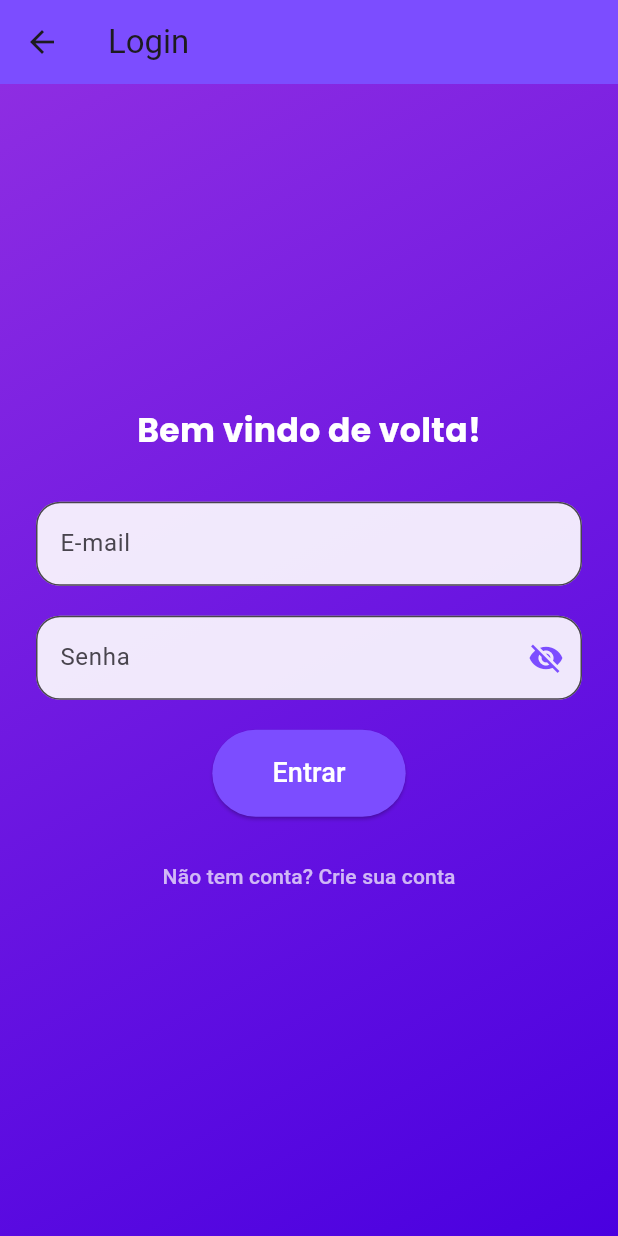
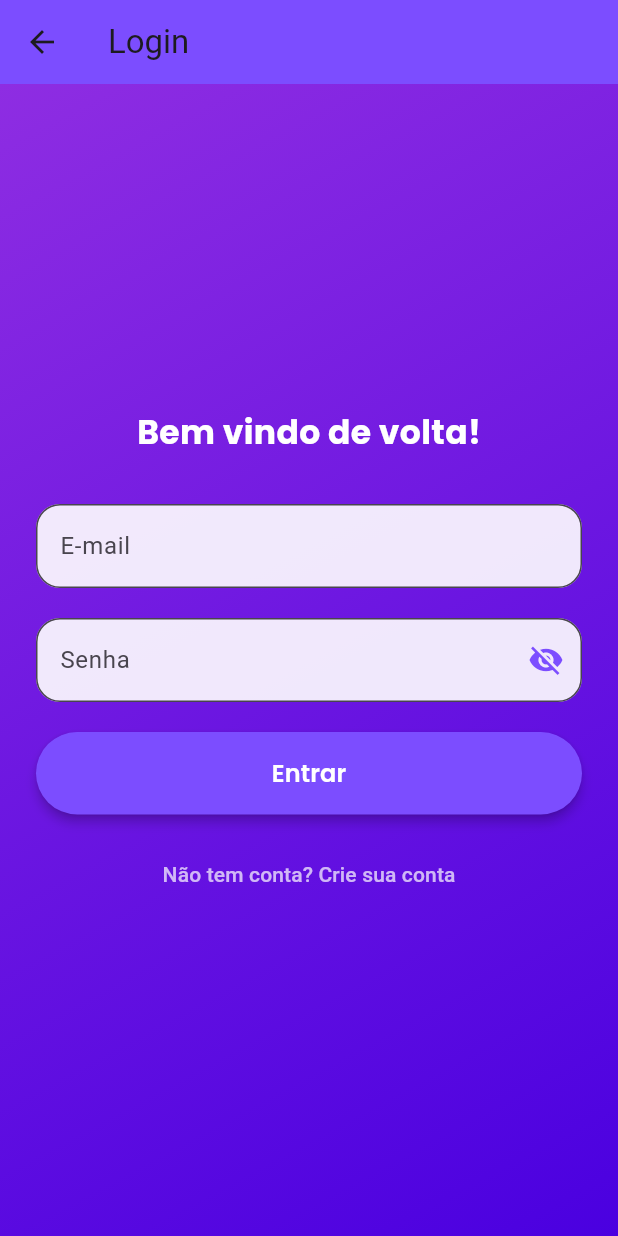
Before and after one commit to Luqui05/echo_quiz, a Flutter app: the screen it shows after launch, after a tap on "Entre com seu perfil", on a phone screen of 412 x 824 dp. Run offline on Flutter 3.47's test engine with Material 3 defaults, Android fonts, the light colour scheme and no system bars; our stand-ins replace google_fonts, sqflite, sqflite_common_ffi_web; accounts and stored records are empty.

Commit message:
feat: Refactor login and result screens with new components for improved UI

```diff
--- /dev/null
+++ b/echo_quiz/lib/components/ComponenteAppBar.dart
@@ -0,0 +1,25 @@
+import 'package:flutter/material.dart';
+
+class ComponenteAppBar extends StatelessWidget implements PreferredSizeWidget {
+  final String titulo;
+  final List<Widget>? acoes;
+
+  const ComponenteAppBar({
+    super.key,
+    required this.titulo,
+    this.acoes,
+  });
+
+  @override
+  Widget build(BuildContext context) {
+    return AppBar(
+      title: Text(titulo),
+      backgroundColor: Colors.deepPurpleAccent,
+      elevation: 0,
+      actions: acoes,
+    );
+  }
+
+  @override
+  Size get preferredSize => const Size.fromHeight(kToolbarHeight);
+}
--- /dev/null
+++ b/echo_quiz/lib/components/ComponenteBotao.dart
@@ -0,0 +1,66 @@
+import 'package:flutter/material.dart';
+import 'package:google_fonts/google_fonts.dart';
+
+class ComponenteBotao extends StatelessWidget {
+  final String texto;
+  final VoidCallback? onPressed;
+  final Color? cor;
+  final Color? corTexto;
+  final IconData? icone;
+  final bool carregando;
+  final double? largura;
+
+  const ComponenteBotao({
+    super.key,
+    required this.texto,
+    this.onPressed,
+    this.cor,
+    this.corTexto,
+    this.icone,
+    this.carregando = false,
+    this.largura,
+  });
+
+  @override
+  Widget build(BuildContext context) {
+    Widget botao = ElevatedButton(
+      onPressed: carregando ? null : onPressed,
+      style: ElevatedButton.styleFrom(
+        backgroundColor: cor ?? Colors.deepPurpleAccent,
+        padding: const EdgeInsets.symmetric(horizontal: 32, vertical: 16),
+        shape: RoundedRectangleBorder(borderRadius: BorderRadius.circular(30)),
+        elevation: 3,
+      ),
+      child: carregando
+          ? const SizedBox(
+              width: 20,
+              height: 20,
+              child: CircularProgressIndicator(
+                strokeWidth: 2,
+                valueColor: AlwaysStoppedAnimation<Color>(Colors.white),
+              ),
+            )
+          : Row(
+              mainAxisSize: MainAxisSize.min,
+              children: [
+                if (icone != null) ...[
+                  Icon(icone, color: corTexto ?? Colors.white),
+                  const SizedBox(width: 8),
+                ],
+                Text(
+                  texto,
+                  style: GoogleFonts.poppins(
+                    fontSize: 16,
+                    fontWeight: FontWeight.w600,
+                    color: corTexto ?? Colors.white,
+                  ),
+                ),
+              ],
+            ),
+    );
+
+    return largura != null
+        ? SizedBox(width: largura, child: botao)
+        : botao;
+  }
+}
--- /dev/null
+++ b/echo_quiz/lib/components/ComponenteCampoTexto.dart
@@ -0,0 +1,40 @@
+import 'package:flutter/material.dart';
+
+class ComponenteCampoTexto extends StatelessWidget {
+  final String rotulo;
+  final String? Function(String?)? validador;
+  final void Function(String?)? aoSalvar;
+  final TextEditingController? controlador;
+  final bool obscureText;
+  final Widget? suffixIcon;
+  final TextInputType? tipoTeclado;
+
+  const ComponenteCampoTexto({
+    super.key,
+    required this.rotulo,
+    this.validador,
+    this.aoSalvar,
+    this.controlador,
+    this.obscureText = false,
+    this.suffixIcon,
+    this.tipoTeclado,
+  });
+
+  @override
+  Widget build(BuildContext context) {
+    return TextFormField(
+      controller: controlador,
+      obscureText: obscureText,
+      keyboardType: tipoTeclado,
+      decoration: InputDecoration(
+        labelText: rotulo,
+        filled: true,
+        fillColor: Colors.white.withOpacity(0.9),
+        border: OutlineInputBorder(borderRadius: BorderRadius.circular(16)),
+        suffixIcon: suffixIcon,
+      ),
+      validator: validador,
+      onSaved: aoSalvar,
+    );
+  }
+}
--- /dev/null
+++ b/echo_quiz/lib/components/ComponenteLayoutGradiente.dart
@@ -0,0 +1,29 @@
+import 'package:flutter/material.dart';
+
+class ComponenteLayoutGradiente extends StatelessWidget {
+  final Widget child;
+  final EdgeInsetsGeometry? padding;
+
+  const ComponenteLayoutGradiente({
+    super.key,
+    required this.child,
+    this.padding,
+  });
+
+  @override
+  Widget build(BuildContext context) {
+    return Container(
+      width: double.infinity,
+      height: double.infinity,
+      decoration: const BoxDecoration(
+        gradient: LinearGradient(
+          colors: [Color(0xFF8E2DE2), Color(0xFF4A00E0)],
+          begin: Alignment.topLeft,
+          end: Alignment.bottomRight,
+        ),
+      ),
+      padding: padding ?? const EdgeInsets.all(24),
+      child: child,
+    );
+  }
+}
--- a/echo_quiz/lib/views/TelaLogin.dart
+++ b/echo_quiz/lib/views/TelaLogin.dart
@@ -2,6 +2,10 @@ import 'package:echo_quiz/config/Rotas.dart';
 import 'package:echo_quiz/dao/UsuarioDAO.dart';
 import 'package:echo_quiz/models/Sessao.dart';
 import 'package:echo_quiz/models/Usuario.dart';
+import 'package:echo_quiz/components/ComponenteAppBar.dart';
+import 'package:echo_quiz/components/ComponenteBotao.dart';
+import 'package:echo_quiz/components/ComponenteCampoTexto.dart';
+import 'package:echo_quiz/components/ComponenteLayoutGradiente.dart';
 import 'package:flutter/material.dart';
 import 'package:google_fonts/google_fonts.dart';
 
@@ -17,24 +21,13 @@ class _TelaLoginState extends State<TelaLogin> {
   String email = '';
   String senha = '';
   bool _obscureSenha = true;
+  bool _carregando = false;
 
   @override
   Widget build(BuildContext context) {
     return Scaffold(
-      appBar: AppBar(
-        title: const Text('Login'),
-        backgroundColor: Colors.deepPurpleAccent,
-      ),
-      body: Container(
-        width: double.infinity,
-        height: double.infinity,
-        decoration: const BoxDecoration(
-          gradient: LinearGradient(
-            colors: [Color(0XFF8E2DE2), Color(0xFF4A00E0)],
-            begin: Alignment.topLeft,
-            end: Alignment.bottomRight,
-          ),
-        ),
+      appBar: const ComponenteAppBar(titulo: 'Login'),
+      body: ComponenteLayoutGradiente(
         padding: const EdgeInsets.symmetric(horizontal: 24),
         child: Center(
           child: SingleChildScrollView(
@@ -52,94 +45,40 @@ class _TelaLoginState extends State<TelaLogin> {
                     ),
                   ),
                   const SizedBox(height: 32),
-                  TextFormField(
-                    decoration: InputDecoration(
-                      labelText: 'E-mail',
-                      filled: true,
-                      fillColor: Colors.white.withOpacity(0.9),
-                      border: OutlineInputBorder(
-                        borderRadius: BorderRadius.circular(16),
-                      ),
-                    ),
-                    validator: (value) => value == null || value.isEmpty
+                  ComponenteCampoTexto(
+                    rotulo: 'E-mail',
+                    tipoTeclado: TextInputType.emailAddress,
+                    validador: (value) => value == null || value.isEmpty
                         ? 'Informe seu e-mail'
                         : null,
-                    onSaved: (value) => email = value ?? '',
+                    aoSalvar: (value) => email = value ?? '',
                   ),
                   const SizedBox(height: 20),
-                  TextFormField(
+                  ComponenteCampoTexto(
+                    rotulo: 'Senha',
                     obscureText: _obscureSenha,
-                    decoration: InputDecoration(
-                      labelText: 'Senha',
-                      filled: true,
-                      fillColor: Colors.white.withOpacity(0.9),
-                      border: OutlineInputBorder(
-                        borderRadius: BorderRadius.circular(16),
+                    suffixIcon: IconButton(
+                      icon: Icon(
+                        _obscureSenha ? Icons.visibility_off : Icons.visibility,
+                        color: Colors.deepPurpleAccent,
                       ),
-                      suffixIcon: IconButton(
-                        icon: Icon(
-                          _obscureSenha
-                              ? Icons.visibility_off
-                              : Icons.visibility,
-                          color: Colors.deepPurpleAccent,
-                        ),
-                        onPressed: () {
-                          setState(() {
-                            _obscureSenha = !_obscureSenha;
-                          });
-                        },
-                      ),
+                      onPressed: () => setState(() => _obscureSenha = !_obscureSenha),
                     ),
-                    validator: (value) => value == null || value.isEmpty
+                    validador: (value) => value == null || value.isEmpty
                         ? 'Informe sua senha'
                         : null,
-                    onSaved: (value) => senha = value ?? '',
+                    aoSalvar: (value) => senha = value ?? '',
                   ),
                   const SizedBox(height: 20),
-                  ElevatedButton(
-                    onPressed: () async {
-                      if (_formKey.currentState!.validate()) {
-                        _formKey.currentState!.save();
-                        final usuario = await UsuarioDao()
-                            .consultarPorEmailSenha(email, senha);
-                        if (usuario != null) {
-                          Sessao.usuarioLogado = true;
-                          Sessao.usuario = usuario;
-                          Navigator.pushReplacementNamed(
-                            context,
-                            Rotas.perfil,
-                            arguments: usuario,
-                          );
-                        } else {
-                          FocusScope.of(context).unfocus();
-                          ScaffoldMessenger.of(context).showSnackBar(
-                            const SnackBar(
-                              content: Text("E-mail ou senha inválidos"),
-                            ),
-                          );
-                        }
-                      }
-                    },
-                    style: ElevatedButton.styleFrom(
-                      backgroundColor: Colors.deepPurpleAccent,
-                      padding: const EdgeInsets.symmetric(
-                        horizontal: 40,
-                        vertical: 16,
-                      ),
-                      shape: RoundedRectangleBorder(
-                        borderRadius: BorderRadius.circular(30),
-                      ),
-                    ),
-                    child: const Text(
-                      'Entrar',
-                      style: TextStyle(fontSize: 18, color: Colors.white),
-                    ),
+                  ComponenteBotao(
+                    texto: 'Entrar',
+                    carregando: _carregando,
+                    largura: double.infinity,
+                    onPressed: _fazerLogin,
                   ),
                   const SizedBox(height: 16),
                   TextButton(
-                    onPressed: () {
-                      Navigator.pushNamed(context, Rotas.cadastro);
-                    },
+                    onPressed: () => Navigator.pushNamed(context, Rotas.cadastro),
                     child: const Text(
                       'Não tem conta? Crie sua conta',
                       style: TextStyle(color: Colors.white70),
@@ -153,4 +92,26 @@ class _TelaLoginState extends State<TelaLogin> {
       ),
     );
   }
+
+  Future<void> _fazerLogin() async {
+    if (_formKey.currentState!.validate()) {
+      setState(() => _carregando = true);
+      _formKey.currentState!.save();
+
+      try {
+        final usuario = await UsuarioDao().consultarPorEmailSenha(email, senha);
+        if (usuario != null) {
+          Sessao.usuarioLogado = true;
+          Sessao.usuario = usuario;
+          Navigator.pushReplacementNamed(context, Rotas.perfil, arguments: usuario);
+        } else {
+          ScaffoldMessenger.of(context).showSnackBar(
+            const SnackBar(content: Text("E-mail ou senha inválidos")),
+          );
+        }
+      } finally {
+        setState(() => _carregando = false);
+      }
+    }
+  }
 }
```
Also changed, not shown: echo_quiz/lib/components/ComponenteCard.dart (added, +32 -0 lines), echo_quiz/lib/components/ComponenteEstatística.dart (added, +42 -0 lines), echo_quiz/lib/views/TelaResultadoQuiz.dart (+23 -26 lines), echo_quiz/pubspec.lock.
